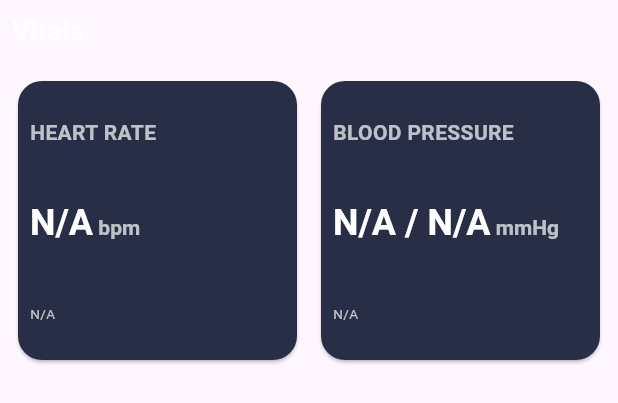
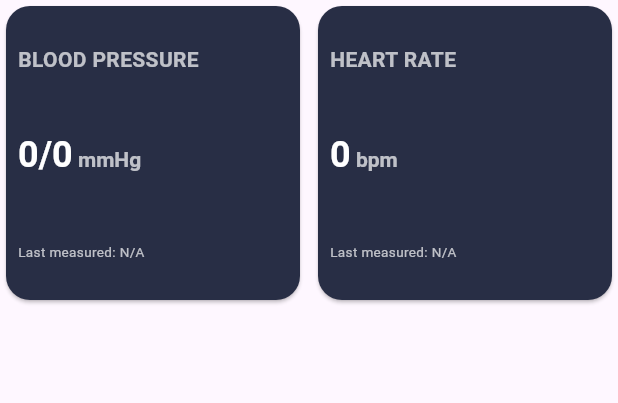
Before and after one commit to G1290-hik/fitness_app_tests, a Flutter app: the VitalsDetailGridBox widget shown alone on an empty page, opened directly, on a phone screen of 412 x 824 dp. Shown: the top 403 px of the screen. Run offline on Flutter 3.47's test engine with Material 3 defaults, Android fonts, the phone set to English and light mode, and no system bars; our stand-ins replace fl_chart, permission_handler; missing offline and left inert: carp_serializable, geekyants_flutter_gauges, health; statements that could not run were skipped.

Commit message:
Fixed the fetch error in VitalsBoxWidget

```diff
--- a/example/lib/src/service/fetcher/heart_fetcher.dart
+++ b/example/lib/src/service/fetcher/heart_fetcher.dart
@@ -1,4 +1,3 @@
-import 'package:health/health.dart';
 import 'package:health_example/src/service/health_service.dart';
 
 class HeartRateFetcher {
@@ -7,8 +6,7 @@ class HeartRateFetcher {
   Future<Map<String, dynamic>> fetchHeartRateData(DateTime startDate) async {
     DateTime startTime7Days = startDate;
     DateTime startTime30Days = DateTime.now().subtract(Duration(days: 29));
-    DateTime startTime1Day = DateTime(DateTime.now().year, DateTime.now().month,
-        DateTime.now().day); // Midnight of the current day
+    DateTime startTime1Day = DateTime(DateTime.now().year, DateTime.now().month, DateTime.now().day); // Midnight of the current day
 
     List<double> minHeartRates7Days = [];
     List<double> maxHeartRates7Days = [];
@@ -30,10 +28,8 @@ class HeartRateFetcher {
       DateTime dayStart = startTime7Days.add(Duration(days: i));
       DateTime dayEnd = dayStart.add(Duration(days: 1));
 
-      double minHeartRate =
-      await _healthService.getMinHeartRate(dayStart, dayEnd);
-      double maxHeartRate =
-      await _healthService.getMaxHeartRate(dayStart, dayEnd);
+      double minHeartRate = await _healthService.getMinHeartRate(dayStart, dayEnd);
+      double maxHeartRate = await _healthService.getMaxHeartRate(dayStart, dayEnd);
 
       minHeartRates7Days.add(minHeartRate > 0 ? minHeartRate : 0);
       maxHeartRates7Days.add(maxHeartRate > 0 ? maxHeartRate : 0);
@@ -52,10 +48,8 @@ class HeartRateFetcher {
       DateTime dayStart = startTime30Days.add(Duration(days: i));
       DateTime dayEnd = dayStart.add(Duration(days: 1));
 
-      double minHeartRate =
-      await _healthService.getMinHeartRate(dayStart, dayEnd);
-      double maxHeartRate =
-      await _healthService.getMaxHeartRate(dayStart, dayEnd);
+      double minHeartRate = await _healthService.getMinHeartRate(dayStart, dayEnd);
+      double maxHeartRate = await _healthService.getMaxHeartRate(dayStart, dayEnd);
 
       minHeartRates30Days.add(minHeartRate > 0 ? minHeartRate : 0);
       maxHeartRates30Days.add(maxHeartRate > 0 ? maxHeartRate : 0);
@@ -76,15 +70,17 @@ class HeartRateFetcher {
       DateTime hourStart = startTime1Day.add(Duration(hours: i));
       DateTime hourEnd = hourStart.add(Duration(hours: 1));
 
-      double minHeartRate =
-      await _healthService.getMinHeartRate(hourStart, hourEnd);
-      double maxHeartRate =
-      await _healthService.getMaxHeartRate(hourStart, hourEnd);
+      double minHeartRate = await _healthService.getMinHeartRate(hourStart, hourEnd);
+      double maxHeartRate = await _healthService.getMaxHeartRate(hourStart, hourEnd);
 
       hourlyHeartRatesMin.add(minHeartRate > 0 ? minHeartRate : 0);
       hourlyHeartRatesMax.add(maxHeartRate > 0 ? maxHeartRate : 0);
       hourlyDates.add(hourStart);
     }
+
+    // Get the latest heart rate value and timestamp
+    double latestHeartRate = hourlyHeartRatesMax.isNotEmpty ? hourlyHeartRatesMax.last : 0;
+    DateTime? latestHeartRateTime = hourlyDates.isNotEmpty ? hourlyDates.last : null;
 
     return {
       'minHeartRates7Days': minHeartRates7Days,
@@ -98,35 +94,8 @@ class HeartRateFetcher {
       'hourlyDates': hourlyDates,
       'overallMinHeartRate': overallMinHeartRate,
       'overallMaxHeartRate': overallMaxHeartRate,
+      'latestHeartRate': latestHeartRate,
+      'latestHeartRateTime': latestHeartRateTime,
     };
   }
-
-  Future<Map<String, dynamic>> fetchLatestHeartRate() async {
-    DateTime now = DateTime.now();
-    DateTime oneHourAgo = now.subtract(Duration(hours: 1));
-    List<HealthDataPoint> heartRateData =
-    await _healthService.getHeartRate(oneHourAgo, now);
-
-    if (heartRateData.isNotEmpty) {
-      final latestHeartRatePoint = heartRateData.last;
-      if (latestHeartRatePoint.value is NumericHealthValue) {
-        double latestHeartRate = (latestHeartRatePoint.value as NumericHealthValue)
-            .numericValue
-            .toDouble();
-        DateTime timestamp = latestHeartRatePoint.dateTo;
-        return {
-          'heartRate': latestHeartRate,
-          'timestamp': timestamp,
-        };
-      } else {
-        throw TypeError();
-      }
-    } else {
-      print("No heart rate data available");
-      return {
-        'heartRate': 0.0,
-        'timestamp': DateTime.now(),
-      };
-    }
-  }
 }
--- a/example/lib/src/widgets/vitals_widgets.dart
+++ b/example/lib/src/widgets/vitals_widgets.dart
@@ -1,8 +1,7 @@
 import 'package:flutter/material.dart';
 import 'package:health_example/src/service/fetcher/fetcher.dart';
 import 'package:health_example/src/utils/theme.dart';
-import 'package:health_example/src/views/blood_pressure_details_view.dart';
-import 'package:health_example/src/views/heart_rate_details_view.dart';
+import 'package:health_example/src/views/view.dart';
 
 class VitalsDetailCard extends StatelessWidget {
   final String title;
@@ -23,8 +22,8 @@ class VitalsDetailCard extends StatelessWidget {
   @override
   Widget build(BuildContext context) {
     return GestureDetector(
-      onTap: (){
-        Navigator.push(context, MaterialPageRoute(builder: (context)=> screen));
+      onTap: () {
+        Navigator.push(context, MaterialPageRoute(builder: (context) => screen));
       },
       child: Card(
         color: AppColors.menuBackground,
@@ -110,12 +109,10 @@ class _VitalsDetailGridBoxState extends State<VitalsDetailGridBox> {
       List<Map<String, dynamic>> diastolicValues = await _bpFetcher.fetchHourlyDiastolicWithTimestamps(startOfDay, endOfDay);
       print('Diastolic data fetched: $diastolicValues');
 
-      // Fetch heart rate with timestamp
+      // Fetch heart rate data
       print('Fetching heart rate data...');
-      var latestHeartRateData = await _hrFetcher.fetchLatestHeartRate();
-      print('Heart rate data fetched: $latestHeartRateData');
-      double latestHeartRate = latestHeartRateData['value'];
-      DateTime latestHeartRateTime = latestHeartRateData['timestamp'];
+      Map<String, dynamic> heartRateData = await _hrFetcher.fetchHeartRateData(startOfDay);
+      print('Heart rate data fetched: $heartRateData');
 
       // Initialize to default values
       double lastNonZeroSystolic = 0.0;
@@ -138,24 +135,31 @@ class _VitalsDetailGridBoxState extends State<VitalsDetailGridBox> {
         }
       }
 
+      // Get the last non-zero heart rate value and time
+      List<double> heartRates = heartRateData['hourlyHeartRatesMax'] ?? [];
+      List<DateTime> heartRateTimes = heartRateData['hourlyDates'] ?? [];
+
+      double lastNonZeroHeartRate = 0.0;
+      DateTime? lastNonZeroHeartRateTime;
+      for (int i = heartRates.length - 1; i >= 0; i--) {
+        if (heartRates[i] > 0) {
+          lastNonZeroHeartRate = heartRates[i];
+          lastNonZeroHeartRateTime = heartRateTimes[i];
+          break;
+        }
+      }
+
       return {
-        'systolic': lastNonZeroSystolic > 0 ? lastNonZeroSystolic.toStringAsFixed(0) : 'N/A',
-        'systolicTime': lastSystolicTime ?? 'N/A',
-        'diastolic': lastNonZeroDiastolic > 0 ? lastNonZeroDiastolic.toStringAsFixed(0) : 'N/A',
-        'diastolicTime': lastDiastolicTime ?? 'N/A',
-        'heartRate': latestHeartRate > 0 ? latestHeartRate.toStringAsFixed(0) : 'N/A',
-        'heartRateTime': latestHeartRate > 0 ? latestHeartRateTime : 'N/A',
+        'systolic': lastNonZeroSystolic,
+        'systolicTime': lastSystolicTime,
+        'diastolic': lastNonZeroDiastolic,
+        'diastolicTime': lastDiastolicTime,
+        'heartRate': lastNonZeroHeartRate,
+        'heartRateTime': lastNonZeroHeartRateTime,
       };
     } catch (e) {
       print('Error fetching data: $e');
-      return {
-        'systolic': 'N/A',
-        'systolicTime': 'N/A',
-        'diastolic': 'N/A',
-        'diastolicTime': 'N/A',
-        'heartRate': 'N/A',
-        'heartRateTime': 'N/A',
-      };
+      return {};
     }
   }
 
@@ -167,54 +171,30 @@ class _VitalsDetailGridBoxState extends State<VitalsDetailGridBox> {
         if (snapshot.connectionState == ConnectionState.waiting) {
           return Center(child: CircularProgressIndicator());
         } else if (snapshot.hasError) {
-          print('Snapshot error: ${snapshot.error}');
-          return Center(child: Text('Error fetching data'));
+          return Center(child: Text('Error: ${snapshot.error}'));
         } else {
-          var data = snapshot.data!;
-          return Container(
-            decoration: BoxDecoration(
-              borderRadius: BorderRadius.circular(16),
-            ),
-            padding: const EdgeInsets.all(8.0),
-            child: Column(
-              crossAxisAlignment: CrossAxisAlignment.start,
-              children: [
-                const Text(
-                  "Vitals",
-                  style: TextStyle(
-                    fontSize: 18,
-                    color: AppColors.mainTextColor2,
-                    fontWeight: FontWeight.bold,
-                  ),
-                ),
-                const SizedBox(height: 16),
-                Expanded(
-                  child: GridView.count(
+          final data = snapshot.data ?? {};
+          return GridView.count(
             crossAxisCount: 2,
-                    crossAxisSpacing: 8,
-                    mainAxisSpacing: 24,
-                    children: [
+            crossAxisSpacing: 4.0,
+            mainAxisSpacing: 4.0,
+            shrinkWrap: true,
+            children: <Widget>[
               VitalsDetailCard(
-                        title: "Heart Rate",
-                        value: data['heartRate'],
-                        unit: " bpm",
-                        description: data['heartRate'] != 'N/A'
-                            ? "Last measured at ${data['heartRateTime'].hour}:${data['heartRateTime'].minute}"
-                            : "N/A", screen: HeartRateDetailScreen(),
+                title: 'Blood Pressure',
+                value: '${data['systolic']?.toStringAsFixed(0) ?? '0'}/${data['diastolic']?.toStringAsFixed(0) ?? '0'}',
+                unit: ' mmHg',
+                description: 'Last measured: ${data['systolicTime']?.toString() ?? 'N/A'}',
+                screen: BloodPressureDetailScreen(),
               ),
               VitalsDetailCard(
-                        title: "Blood Pressure",
-                        value: "${data['systolic']} / ${data['diastolic']}",
-                        unit: " mmHg",
-                        description: data['systolic'] != 'N/A' && data['diastolic'] != 'N/A'
-                            ? "Last measured at ${data['systolicTime'].hour}:${data['systolicTime'].minute} and ${data['diastolicTime'].hour}:${data['diastolicTime'].minute}"
-                            : "N/A", screen: BloodPressureDetailScreen(),
+                title: 'Heart Rate',
+                value: '${data['heartRate']?.toStringAsFixed(0) ?? '0'}',
+                unit: ' bpm',
+                description: 'Last measured: ${data['heartRateTime']?.toString() ?? 'N/A'}',
+                screen: HeartRateDetailScreen(),
               ),
             ],
-                  ),
-                ),
-              ],
-            ),
           );
         }
       },
```
Lines whose indentation alone changed are shown as unchanged.
